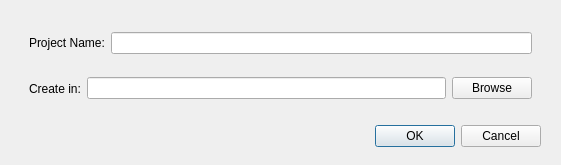
Qt form Code/Source/Plugins/org.sv.gui.qt.application/src/internal/svProjectCreate.ui (SimVascular/SimVascular) before a commit.
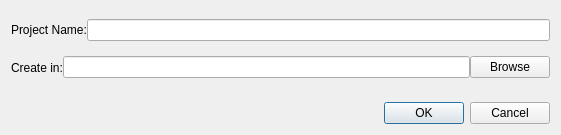
The same form after that commit.

Commit message: use qt layout for all gui to avoid small size in Windows

```diff
--- a/Code/Source/Plugins/org.sv.gui.qt.application/src/internal/svProjectCreate.ui
+++ b/Code/Source/Plugins/org.sv.gui.qt.application/src/internal/svProjectCreate.ui
@@ -10,37 +10,18 @@
     <x>0</x>
     <y>0</y>
     <width>561</width>
-    <height>165</height>
+    <height>135</height>
    </rect>
   </property>
   <property name="windowTitle">
    <string>Create New Project</string>
   </property>
-  <widget class="QDialogButtonBox" name="buttonBox">
-   <property name="geometry">
-    <rect>
-     <x>200</x>
-     <y>120</y>
-     <width>341</width>
-     <height>32</height>
-    </rect>
+  <layout class="QVBoxLayout" name="verticalLayout_2">
+   <property name="spacing">
+    <number>16</number>
    </property>
-   <property name="orientation">
-    <enum>Qt::Horizontal</enum>
-   </property>
-   <property name="standardButtons">
-    <set>QDialogButtonBox::Cancel|QDialogButtonBox::Ok</set>
-   </property>
-  </widget>
+   <item>
   <widget class="QWidget" name="widget" native="true">
-   <property name="geometry">
-    <rect>
-     <x>20</x>
-     <y>20</y>
-     <width>521</width>
-     <height>91</height>
-    </rect>
-   </property>
    <layout class="QVBoxLayout" name="verticalLayout">
     <property name="spacing">
      <number>0</number>
@@ -60,6 +41,21 @@
     <item>
      <widget class="QWidget" name="widget_2" native="true">
       <layout class="QHBoxLayout" name="horizontalLayout">
+         <property name="spacing">
+          <number>0</number>
+         </property>
+         <property name="leftMargin">
+          <number>0</number>
+         </property>
+         <property name="topMargin">
+          <number>0</number>
+         </property>
+         <property name="rightMargin">
+          <number>0</number>
+         </property>
+         <property name="bottomMargin">
+          <number>0</number>
+         </property>
        <item>
         <widget class="QLabel" name="label">
          <property name="text">
@@ -76,6 +72,21 @@
     <item>
      <widget class="QWidget" name="widget_3" native="true">
       <layout class="QHBoxLayout" name="horizontalLayout_2">
+         <property name="spacing">
+          <number>0</number>
+         </property>
+         <property name="leftMargin">
+          <number>0</number>
+         </property>
+         <property name="topMargin">
+          <number>0</number>
+         </property>
+         <property name="rightMargin">
+          <number>0</number>
+         </property>
+         <property name="bottomMargin">
+          <number>0</number>
+         </property>
        <item>
         <widget class="QLabel" name="label_2">
          <property name="text">
@@ -98,6 +109,18 @@
     </item>
    </layout>
   </widget>
+   </item>
+   <item>
+    <widget class="QDialogButtonBox" name="buttonBox">
+     <property name="orientation">
+      <enum>Qt::Horizontal</enum>
+     </property>
+     <property name="standardButtons">
+      <set>QDialogButtonBox::Cancel|QDialogButtonBox::Ok</set>
+     </property>
+    </widget>
+   </item>
+  </layout>
  </widget>
  <resources/>
  <connections/>
```
Lines whose indentation alone changed are shown as unchanged. The commit also changes 8 other files.
